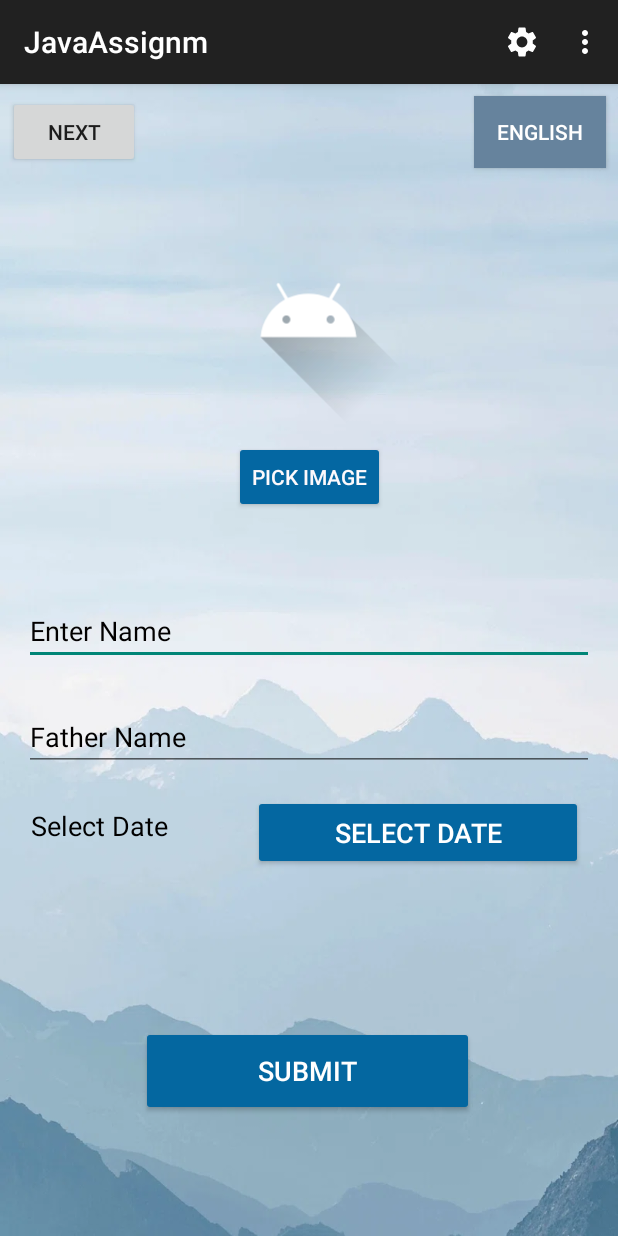
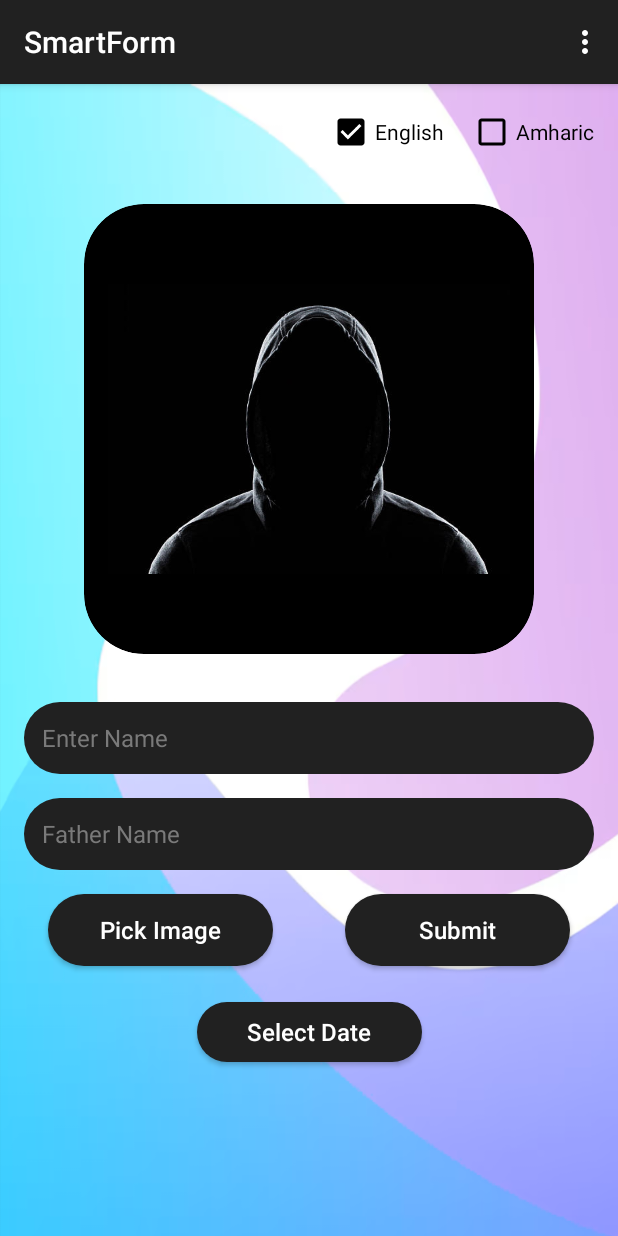
Before and after one commit to Semirss/smart-form-lesson, an Android app: the screen it shows after launch (MainActivity), on a phone screen of 412 x 824 dp. Run offline under Robolectric (Android 15) with nearby library versions, the phone set to English and light mode, and no system bars.

Commit message:
new assigment ha

```diff
--- /dev/null
+++ b/app/src/main/res/drawable/ppback.xml
@@ -0,0 +1,10 @@
+<shape xmlns:android="http://schemas.android.com/apk/res/android"
+    android:shape="rectangle">
+    <solid android:color="@color/black" />
+    <corners android:radius="40dp" />
+    <padding
+        android:bottom="8dp"
+        android:left="16dp"
+        android:right="16dp"
+        android:top="8dp" />
+</shape>
--- /dev/null
+++ b/app/src/main/res/drawable/rounded_button.xml
@@ -0,0 +1,10 @@
+<shape xmlns:android="http://schemas.android.com/apk/res/android"
+    android:shape="rectangle">
+    <solid android:color="?attr/colorPrimary" />
+    <corners android:radius="40dp" />
+    <padding
+        android:bottom="8dp"
+        android:left="16dp"
+        android:right="16dp"
+        android:top="8dp" />
+</shape>
--- a/app/src/main/res/layout/activity_main.xml
+++ b/app/src/main/res/layout/activity_main.xml
@@ -1,151 +1,151 @@
 <?xml version="1.0" encoding="utf-8"?>
-<androidx.constraintlayout.widget.ConstraintLayout xmlns:android="http://schemas.android.com/apk/res/android"
+<ScrollView xmlns:android="http://schemas.android.com/apk/res/android"
     xmlns:app="http://schemas.android.com/apk/res-auto"
     xmlns:tools="http://schemas.android.com/tools"
-    android:id="@+id/main"
     android:layout_width="match_parent"
     android:layout_height="match_parent"
-    tools:context=".MainActivity"
-    android:background="@drawable/back">
+    android:fillViewport="true">
 
-    <ToggleButton
-        android:id="@+id/toggle_button"
+    <androidx.constraintlayout.widget.ConstraintLayout
+        android:id="@+id/main"
+        android:layout_width="match_parent"
+        android:layout_height="wrap_content"
+        tools:context=".MainActivity"
+        android:background="@drawable/image6">
+
+    <LinearLayout
         android:layout_width="wrap_content"
         android:layout_height="wrap_content"
-        android:layout_marginTop="8dp"
-        android:layout_marginEnd="8dp"
-        android:background="#66839D"
-        android:checked="false"
-        android:textColor="#FFFFFF"
-        android:textOff="English"
-        android:textOn="Amharic"
+        android:orientation="horizontal"
+        app:layout_constraintTop_toTopOf="parent"
         app:layout_constraintEnd_toEndOf="parent"
-        app:layout_constraintHorizontal_bias="1.0"
-        app:layout_constraintStart_toStartOf="parent"
-        app:layout_constraintTop_toTopOf="parent" />
+        android:layout_marginTop="16dp"
+        android:layout_marginEnd="16dp">
+
+        <CheckBox
+            android:id="@+id/checkbox_english"
+            android:layout_width="wrap_content"
+            android:layout_height="wrap_content"
+            android:text="English"
+            android:textColor="#000"
+            android:buttonTint="#000"
+            android:layout_marginEnd="16dp" />
+
+        <CheckBox
+            android:id="@+id/checkbox_amharic"
+            android:layout_width="wrap_content"
+            android:layout_height="wrap_content"
+            android:text="Amharic"
+            android:textColor="#000"
+            android:buttonTint="#000" />
+
+    </LinearLayout>
 
     <ImageView
         android:id="@+id/imageView"
-        android:layout_width="150dp"
-        android:layout_height="150dp"
+        android:layout_width="300dp"
+        android:layout_height="300dp"
         android:layout_gravity="center"
         android:layout_marginTop="80dp"
         android:contentDescription="@string/pick_image"
-        android:src="@drawable/ic_launcher_foreground"
+        android:src="@drawable/image7"
+        android:background="@drawable/ppback"
+        android:clipToOutline="true"
         app:layout_constraintEnd_toEndOf="parent"
         app:layout_constraintHorizontal_bias="0.498"
         app:layout_constraintStart_toStartOf="parent"
         app:layout_constraintTop_toTopOf="parent" />
 
-    <Button
-        android:id="@+id/btnPickImage"
-        android:layout_width="wrap_content"
-        android:layout_height="wrap_content"
-        android:layout_marginTop="8dp"
-        android:backgroundTint="#0467A2"
-        android:text="@string/pick_image"
-        android:textColor="#FDF9FC"
-        android:textColorHint="#FFFFFF"
+    <!-- Name Input -->
+    <EditText
+        android:id="@+id/etname"
+        android:layout_width="0dp"
+        android:layout_height="48dp"
+        android:layout_marginStart="16dp"
+        android:layout_marginTop="32dp"
+        android:layout_marginEnd="16dp"
+        android:autofillHints="name"
+        android:background="@drawable/rounded_button"
+        android:hint="@string/enter_name"
+        android:inputType="text"
+        android:padding="12dp"
+        android:textColor="#ffff"
+        android:textColorHint="#7A7A7A"
+        android:textSize="16sp"
         app:layout_constraintEnd_toEndOf="parent"
         app:layout_constraintStart_toStartOf="parent"
         app:layout_constraintTop_toBottomOf="@+id/imageView" />
 
+    <!-- Father Name Input -->
     <EditText
-        android:id="@+id/etname"
-        android:layout_width="match_parent"
-        android:layout_height="wrap_content"
+        android:id="@+id/etFName"
+        android:layout_width="0dp"
+        android:layout_height="48dp"
         android:layout_marginStart="16dp"
-        android:layout_marginTop="56dp"
+        android:layout_marginTop="16dp"
         android:layout_marginEnd="16dp"
         android:autofillHints="name"
-        android:hint="@string/enter_name"
-        android:inputType="text"
-        android:textColor="@color/black"
-        android:textColorHint="#020000"
-        app:layout_constraintEnd_toEndOf="parent"
-        app:layout_constraintHorizontal_bias="0.0"
-        app:layout_constraintStart_toStartOf="parent"
-        app:layout_constraintTop_toBottomOf="@+id/btnPickImage" />
-
-    <EditText
-        android:id="@+id/etFName"
-        android:layout_width="match_parent"
-        android:layout_height="wrap_content"
-        android:layout_marginStart="16dp"
-        android:layout_marginTop="25dp"
-        android:layout_marginEnd="16dp"
-        android:autofillHints="name"
+        android:background="@drawable/rounded_button"
         android:hint="@string/father_name"
         android:inputType="text"
-        android:textColor="@color/black"
-        android:textColorHint="#020000"
+        android:padding="12dp"
+        android:textColor="#ffff"
+        android:textColorHint="#7A7A7A"
+        android:textSize="16sp"
         app:layout_constraintEnd_toEndOf="parent"
-        app:layout_constraintHorizontal_bias="0.0"
         app:layout_constraintStart_toStartOf="parent"
         app:layout_constraintTop_toBottomOf="@+id/etname" />
 
-    <TextView
-        android:id="@+id/tvSelectedDate"
-        android:layout_width="140dp"
-        android:layout_height="50dp"
-        android:layout_marginStart="5dp"
+    <!-- Pick Image Button (left) -->
+    <Button
+        android:id="@+id/btnPickImage"
+        android:layout_width="150dp"
+        android:layout_height="48dp"
         android:layout_marginTop="16dp"
         android:layout_marginEnd="8dp"
-        android:hint="@string/select_date"
-        android:padding="8dp"
-        android:textColor="#000000"
-        android:textColorHint="#000000"
-        android:textSize="18sp"
-        app:layout_constraintEnd_toStartOf="@+id/btnPickDate"
-        app:layout_constraintHorizontal_bias="1.0"
+        android:paddingLeft="24dp"
+        android:paddingRight="24dp"
+        android:background="@drawable/rounded_button"
+        android:text="@string/pick_image"
+        android:textAllCaps="false"
+        android:textColor="#FFFFFF"
+        android:textSize="16sp"
+        app:layout_constraintTop_toBottomOf="@+id/etFName"
         app:layout_constraintStart_toStartOf="parent"
-        app:layout_constraintTop_toBottomOf="@+id/etFName" />
+        app:layout_constraintEnd_toStartOf="@+id/btnSubmit"
+        app:layout_constraintWidth_percent="0.48" />
 
+    <!-- Submit Button (right) -->
+    <Button
+        android:id="@+id/btnSubmit"
+        android:layout_width="150dp"
+        android:layout_height="48dp"
+        android:layout_marginTop="16dp"
+        android:layout_marginStart="8dp"
+        android:background="@drawable/rounded_button"
+        android:text="@string/submit"
+        android:textAllCaps="false"
+        android:textColor="#FFFFFF"
+        android:textSize="16sp"
+        app:layout_constraintTop_toBottomOf="@+id/etFName"
+        app:layout_constraintStart_toEndOf="@+id/btnPickImage"
+        app:layout_constraintEnd_toEndOf="parent"
+        app:layout_constraintWidth_percent="0.48" />
+
+    <!-- Pick Date Button (below) -->
     <Button
         android:id="@+id/btnPickDate"
-        android:layout_width="220dp"
-        android:layout_height="50dp"
-        android:layout_marginTop="16dp"
-        android:layout_marginEnd="16dp"
-        android:backgroundTint="#0467A1"
+        android:layout_width="150dp"
+        android:layout_height="40dp"
+        android:layout_marginTop="24dp"
+        android:background="@drawable/rounded_button"
         android:text="@string/select_date"
+        android:textAllCaps="false"
         android:textColor="#FFFFFF"
-        android:textColorHint="#FFFFFF"
-        android:textColorLink="#FFFFFF"
-        android:textSize="18sp"
-        app:layout_constraintEnd_toEndOf="parent"
-        app:layout_constraintStart_toEndOf="@+id/tvSelectedDate"
-        app:layout_constraintTop_toBottomOf="@+id/etFName" />
+        android:textSize="16sp"
+        app:layout_constraintTop_toBottomOf="@+id/btnPickImage"
+        app:layout_constraintStart_toStartOf="parent"
+        app:layout_constraintEnd_toEndOf="parent" />
 
-    <Button
-        android:id="@+id/btnSubmit"
-        android:layout_width="222dp"
-        android:layout_height="60dp"
-        android:layout_marginStart="94dp"
-        android:layout_marginEnd="95dp"
-        android:layout_marginBottom="80dp"
-        android:backgroundTint="#0467A0"
-        android:text="@string/submit"
-        android:textColor="#FFFFFF"
-        android:textSize="18sp"
-        app:layout_constraintBottom_toBottomOf="parent"
-        app:layout_constraintEnd_toEndOf="parent"
-        app:layout_constraintHorizontal_bias="0.0"
-        app:layout_constraintStart_toStartOf="parent"
-        app:layout_constraintTop_toBottomOf="@+id/btnPickDate"
-        app:layout_constraintVertical_bias="1.0" />
-
-    <Button
-        android:id="@+id/next"
-        android:layout_width="wrap_content"
-        android:layout_height="wrap_content"
-        android:layout_marginStart="8dp"
-        android:layout_marginTop="8dp"
-        android:layout_marginEnd="225dp"
-        android:text="@string/next"
-        app:layout_constraintEnd_toStartOf="@+id/toggle_button"
-        app:layout_constraintStart_toStartOf="parent"
-        app:layout_constraintTop_toTopOf="parent" />
-
-
-</androidx.constraintlayout.widget.ConstraintLayout>
+    </androidx.constraintlayout.widget.ConstraintLayout>
+</ScrollView>
--- a/app/src/main/res/menu/menu_context.xml
+++ b/app/src/main/res/menu/menu_context.xml
@@ -1,8 +1,13 @@
-<?xml version="1.0" encoding="utf-8"?>
-<menu xmlns:android="http://schemas.android.com/apk/res/android">
+<menu xmlns:android="http://schemas.android.com/apk/res/android"
+    xmlns:app="http://schemas.android.com/apk/res-auto">
+    <item
+        android:id="@+id/action_add_image"
+        android:title="Add Image"
+        android:icon="@android:drawable/ic_menu_gallery"
+        app:showAsAction="ifRoom" />
     <item
         android:id="@+id/action_delete"
-        android:title="@string/delete"
+        android:title="Delete Image"
         android:icon="@android:drawable/ic_menu_delete"
-        />
+        app:showAsAction="ifRoom" />
 </menu>
--- a/app/src/main/res/menu/option_menu.xml
+++ b/app/src/main/res/menu/option_menu.xml
@@ -4,15 +4,6 @@
         android:id="@+id/menu_reset"
         android:title="@string/reset_form" />
 
-    <item android:id="@+id/setting"
-        app:showAsAction="ifRoom"
-        android:icon="@drawable/baseline_settings_24"
-        android:title="Setting"/>
-
-    <item android:id="@+id/search"
-        android:orderInCategory="1"
-        android:title="Search"/>
-
     <item android:id="@+id/exit"
         android:orderInCategory="2"
         android:title="Exit"/>
--- a/app/src/main/res/values/strings.xml
+++ b/app/src/main/res/values/strings.xml
@@ -1,5 +1,5 @@
 <resources>
-    <string name="app_name">JavaAssignm</string>
+    <string name="app_name">SmartForm</string>
     <string name="pick_image">Pick Image</string>
     <string name="enter_name">Enter Name</string>
     <string name="father_name">Father Name</string>
--- a/settings.gradle.kts
+++ b/settings.gradle.kts
@@ -19,5 +19,5 @@ dependencyResolutionManagement {
     }
 }
 
-rootProject.name = "JavaAssignm"
+rootProject.name = "ip indivisual assighment"
 include(":app")
```
Also changed, not shown: app/src/main/java/com/example/javaassignm/MainActivity.java (+153 -56 lines), app/src/main/res/layout/item_form.xml (+7 -1 lines), app/src/main/res/drawable/back.jpg (added), app/src/main/res/drawable/back.webp (deleted), app/src/main/res/drawable/image1.jpg (added), app/src/main/res/drawable/image3.png (added), app/src/main/res/drawable/image6.png (added), app/src/main/res/drawable/image7.jpg (added), 2 other files.
